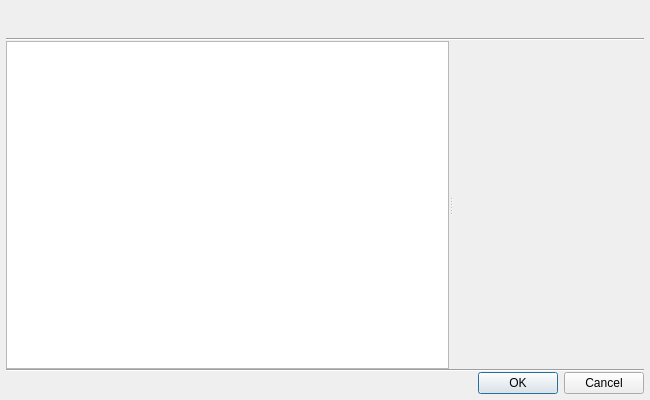
Above: dev/Code/Framework/AzToolsFramework/AzToolsFramework/AssetBrowser/AssetPicker/AssetPickerDialog.ui from aws/lumberyard before the change. Below: the same form after it.
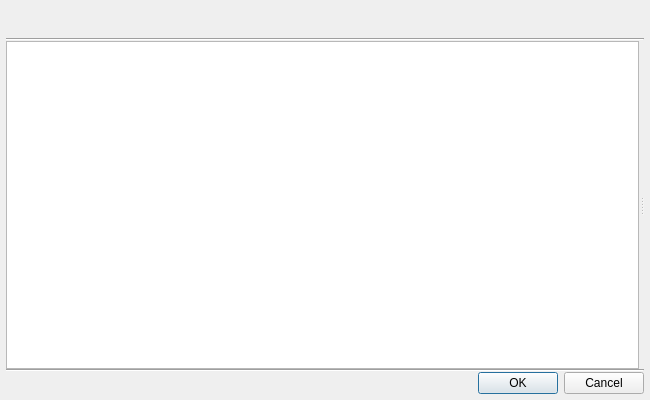
That is the form after the change. Custom widgets are drawn as their Qt base class.

What changed in the file:
```diff
--- a/dev/Code/Framework/AzToolsFramework/AzToolsFramework/AssetBrowser/AssetPicker/AssetPickerDialog.ui
+++ b/dev/Code/Framework/AzToolsFramework/AzToolsFramework/AssetBrowser/AssetPicker/AssetPickerDialog.ui
@@ -79,6 +79,12 @@
      <property name="orientation">
       <enum>Qt::Horizontal</enum>
      </property>
+     <property name="opaqueResize">
+      <bool>true</bool>
+     </property>
+     <property name="handleWidth">
+      <number>5</number>
+     </property>
      <property name="childrenCollapsible">
       <bool>false</bool>
      </property>
@@ -144,18 +150,15 @@
      <widget class="QWidget" name="layoutWidget">
       <layout class="QVBoxLayout" name="m_rightLayout">
        <item>
-        <widget class="PreviewWidget" name="m_previewWidget" native="true">
-         <property name="sizePolicy">
-          <sizepolicy hsizetype="Preferred" vsizetype="Expanding">
-           <horstretch>0</horstretch>
-           <verstretch>0</verstretch>
-          </sizepolicy>
+        <widget class="AzToolsFramework::AssetBrowser::PreviewerFrame" name="m_previewerFrame">
+         <property name="styleSheet">
+          <string notr="true"/>
          </property>
-         <property name="minimumSize">
-          <size>
-           <width>110</width>
-           <height>110</height>
-          </size>
+         <property name="frameShape">
+          <enum>QFrame::StyledPanel</enum>
+         </property>
+         <property name="frameShadow">
+          <enum>QFrame::Raised</enum>
          </property>
         </widget>
        </item>
@@ -192,9 +195,9 @@
    <header>AzToolsFramework/AssetBrowser/Views/AssetBrowserTreeView.h</header>
   </customwidget>
   <customwidget>
-   <class>PreviewWidget</class>
-   <extends>QWidget</extends>
-   <header location="global">AzAssetBrowser/Preview/PreviewWidget.h</header>
+   <class>AzToolsFramework::AssetBrowser::PreviewerFrame</class>
+   <extends>QFrame</extends>
+   <header>AzToolsFramework/AssetBrowser/Previewer/PreviewerFrame.h</header>
    <container>1</container>
   </customwidget>
  </customwidgets>
```
Left out of the diff: 12 changed lines with no effect on the pictures.
